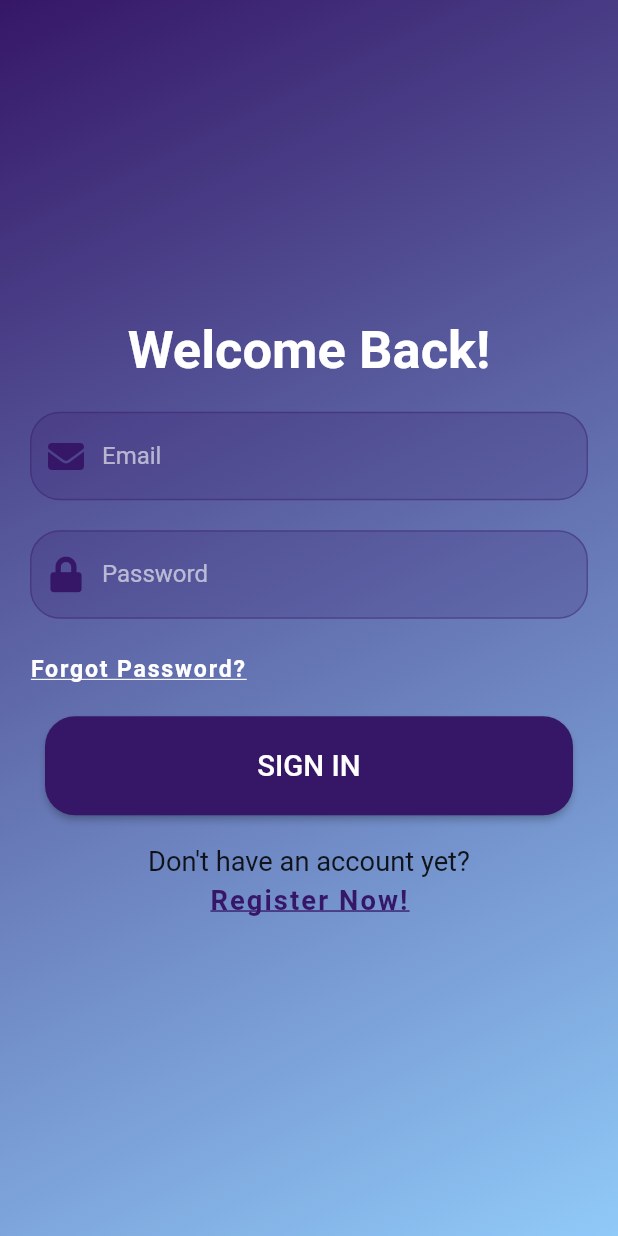
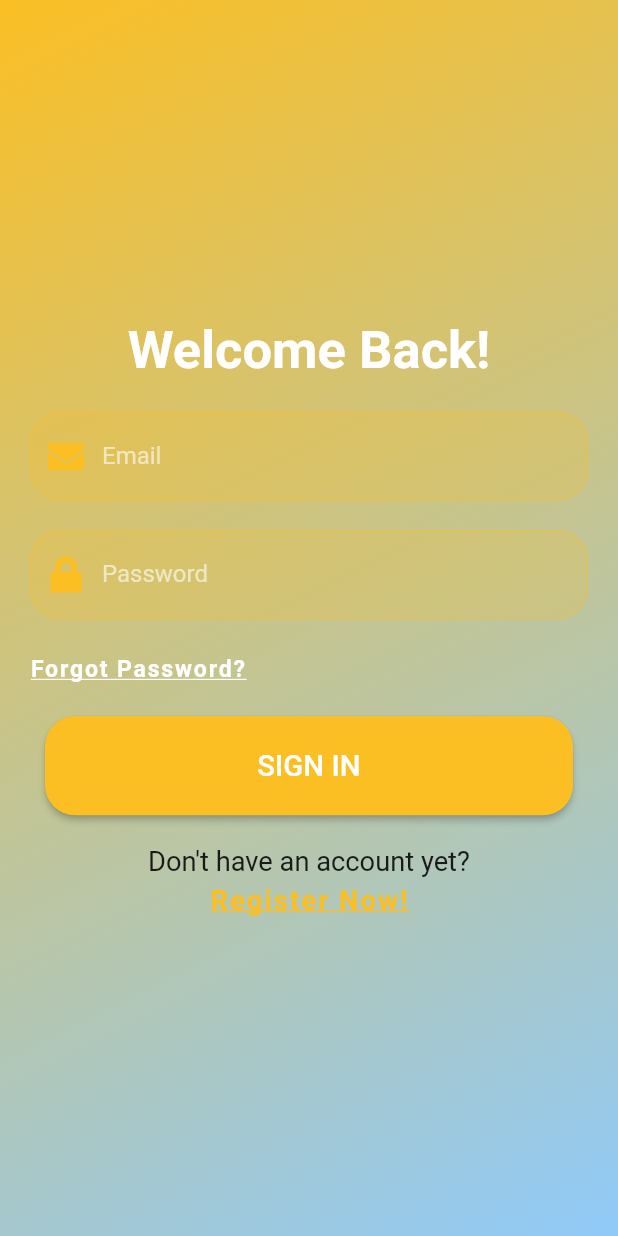
Before and after one commit to VarunSAthreya/rise-against-hunger, a Flutter app: the screen it shows after launch, after a tap on "Register Now!", after a tap on "Sign In", on a phone screen of 412 x 824 dp. Run offline on Flutter 3.47's test engine with Material 2 defaults, Android fonts, the light colour scheme and no system bars; our stand-ins replace animated_text_kit, cloud_firestore, firebase_auth, firebase_core, flutter_hooks, font_awesome_flutter and 2 more; accounts and stored records are empty.

Commit message:
Minor changes

```diff
--- a/app/lib/main.dart
+++ b/app/lib/main.dart
@@ -35,16 +35,16 @@ class MyApp extends StatelessWidget {
     return MaterialApp(
       title: 'Cicada Hack',
       theme: ThemeData(
-        primaryColor: const Color(0xFF0F0230),
+        primaryColor: Colors.white,
         backgroundColor: const Color(0xFFEEEEEE),
         visualDensity: VisualDensity.adaptivePlatformDensity,
         colorScheme: ColorScheme.fromSwatch()
-            .copyWith(secondary: const Color(0xFF361767)),
+            .copyWith(secondary: const Color(0xfffbbf24)),
         textButtonTheme: TextButtonThemeData(
-          style: TextButton.styleFrom(primary: const Color(0xFF361767)),
+          style: TextButton.styleFrom(primary: const Color(0xfffbbf24)),
         ),
         outlinedButtonTheme: OutlinedButtonThemeData(
-          style: OutlinedButton.styleFrom(primary: const Color(0xFF361767)),
+          style: OutlinedButton.styleFrom(primary: const Color(0xfffbbf24)),
         ),
       ),
       debugShowCheckedModeBanner: false,
--- a/app/lib/screens/sign_in.dart
+++ b/app/lib/screens/sign_in.dart
@@ -13,6 +13,8 @@ import 'sign_up.dart';
 
 class SignIn extends HookConsumerWidget {
   static const routeName = '/signIn';
+
+  const SignIn({Key? key}) : super(key: key);
 
   @override
   Widget build(BuildContext context, WidgetRef ref) {
@@ -230,8 +232,8 @@ class SignIn extends HookConsumerWidget {
         ? GradientContainer(
             child: Center(
               child: SizedBox(
-                height: 100,
-                width: 100,
+                height: 300,
+                width: 300,
                 child: Lottie.asset('assets/lottie/loading.json'),
               ),
             ),
--- a/app/lib/screens/sign_up.dart
+++ b/app/lib/screens/sign_up.dart
@@ -1,4 +1,3 @@
-import 'package:cicadahack/screens/home.dart';
 import 'package:firebase_auth/firebase_auth.dart';
 import 'package:flutter/material.dart';
 import 'package:flutter_hooks/flutter_hooks.dart';
@@ -9,6 +8,7 @@ import 'package:lottie/lottie.dart';
 import '../components/gradient_container.dart';
 import '../services/auth.dart';
 import '../widgets/custom_textfield.dart';
+import 'home.dart';
 import 'sign_in.dart';
 
 class SignUp extends HookConsumerWidget {
@@ -220,8 +220,8 @@ class SignUp extends HookConsumerWidget {
         ? GradientContainer(
             child: Center(
               child: SizedBox(
-                height: 100,
-                width: 100,
+                height: 300,
+                width: 300,
                 child: Lottie.asset('assets/lottie/loading.json'),
               ),
             ),
```
